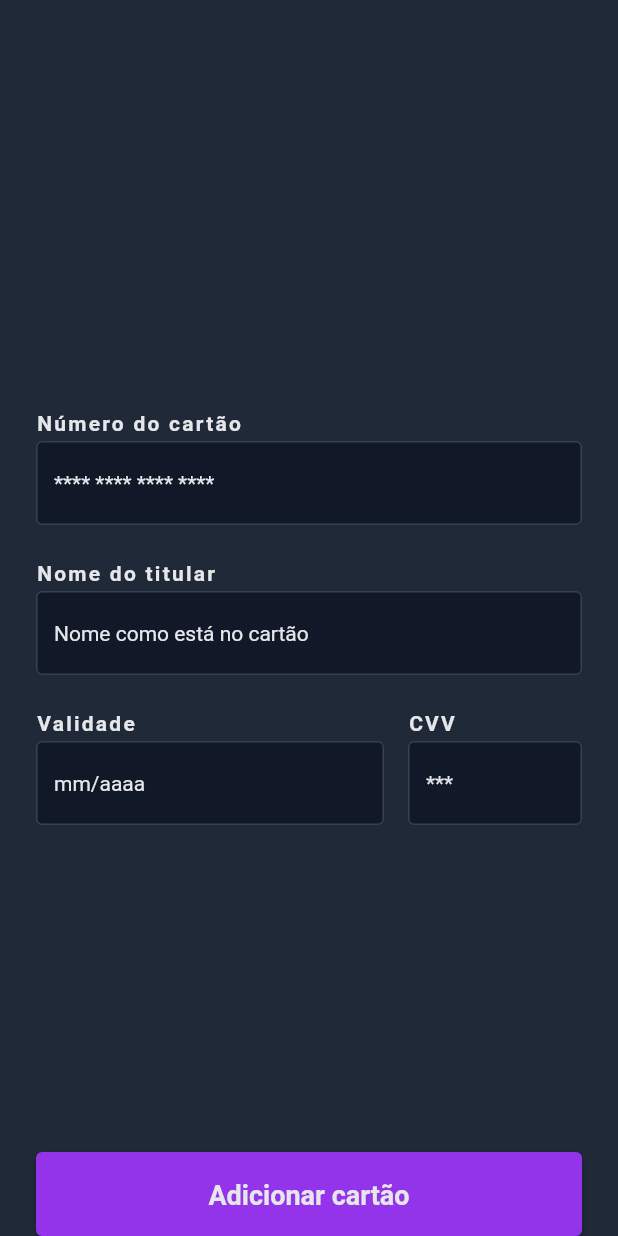
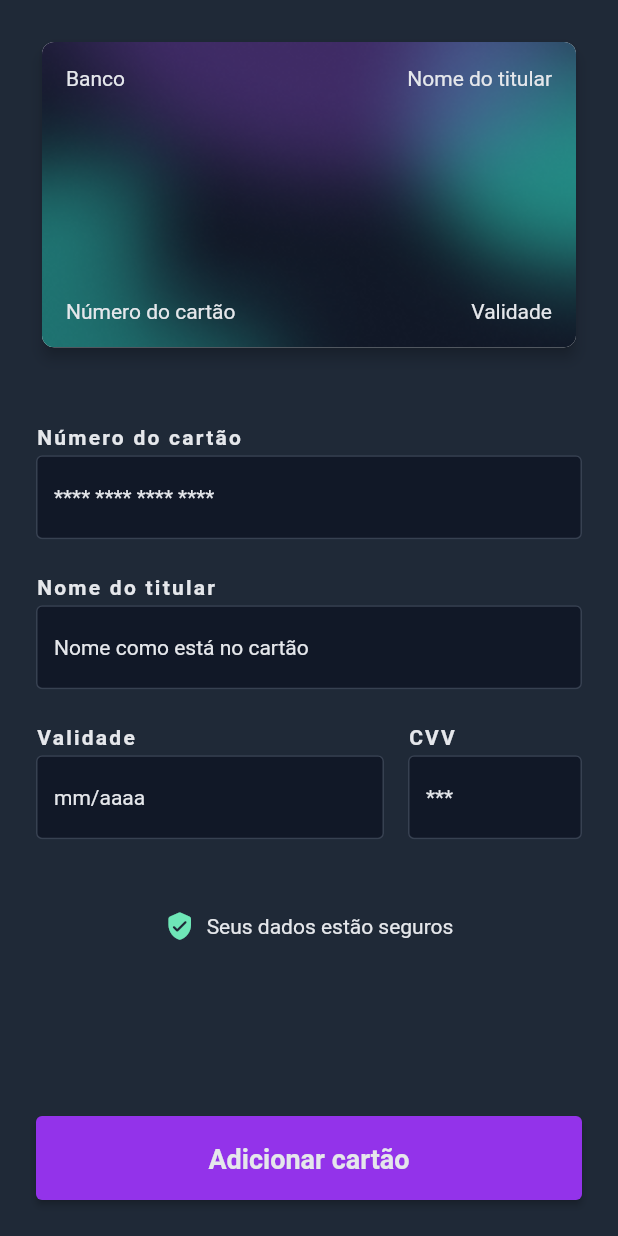
Before and after one commit to HenriqueNas/credit_card_form, a Flutter app: the screen it shows after launch, on a phone screen of 412 x 824 dp. Run offline on Flutter 3.47's test engine with Material 2 defaults, Android fonts, the phone set to English and light mode, and no system bars; drawn by our look-alikes of flip_card; Roboto replaces fonts that are missing (Source Sans Pro).

Commit message:
feat: :sparkles: new cc card features

```diff
--- /dev/null
+++ b/lib/card.dart
@@ -0,0 +1,108 @@
+import 'package:flip_card/flip_card.dart';
+import 'package:flip_card/flip_card_controller.dart';
+import 'package:flutter/foundation.dart';
+import 'package:flutter/material.dart';
+
+class CreditCard extends StatefulWidget {
+  const CreditCard({super.key});
+
+  @override
+  State<CreditCard> createState() => _CreditCardState();
+}
+
+class _CreditCardState extends State<CreditCard> {
+  final cardController = FlipCardController();
+
+  @override
+  Widget build(BuildContext context) {
+    return MouseRegion(
+      onHover: (_) => cardController.state?.controller?.forward(),
+      onExit: (_) => cardController.state?.controller?.reverse(),
+      child: FlipCard(
+        direction: FlipDirection.HORIZONTAL,
+        controller: cardController,
+        front: const _FrontCard(),
+        back: const _BackCard(),
+        flipOnTouch: !kIsWeb,
+      ),
+    );
+  }
+}
+
+class _BaseCard extends StatelessWidget {
+  const _BaseCard({required this.child, required this.image});
+
+  final Widget child;
+  final ImageProvider image;
+
+  @override
+  Widget build(BuildContext context) {
+    return Card(
+      color: Colors.white,
+      elevation: 4,
+      shape: RoundedRectangleBorder(
+        borderRadius: BorderRadius.circular(8),
+      ),
+      child: AspectRatio(
+        aspectRatio: 1.75,
+        child: Container(
+          padding: const EdgeInsets.all(16),
+          constraints: const BoxConstraints(maxHeight: 200),
+          decoration: BoxDecoration(
+            borderRadius: BorderRadius.circular(8),
+            image: DecorationImage(
+              image: image,
+              fit: BoxFit.cover,
+            ),
+          ),
+          child: child,
+        ),
+      ),
+    );
+  }
+}
+
+class _FrontCard extends StatelessWidget {
+  const _FrontCard({
+    Key? key,
+  }) : super(key: key);
+
+  @override
+  Widget build(BuildContext context) {
+    return _BaseCard(
+      image: const AssetImage('assets/credit-card-back.png'),
+      child: Column(
+        mainAxisAlignment: MainAxisAlignment.spaceBetween,
+        children: <Widget>[
+          Row(
+            mainAxisAlignment: MainAxisAlignment.spaceBetween,
+            children: const <Widget>[
+              Text('Banco'),
+              Text('Nome do titular'),
+            ],
+          ),
+          const SizedBox(height: 16),
+          Row(
+            mainAxisAlignment: MainAxisAlignment.spaceBetween,
+            children: const <Widget>[
+              Text('Número do cartão'),
+              Text('Validade'),
+            ],
+          ),
+        ],
+      ),
+    );
+  }
+}
+
+class _BackCard extends StatelessWidget {
+  const _BackCard();
+
+  @override
+  Widget build(BuildContext context) {
+    return _BaseCard(
+      image: const AssetImage('assets/credit-card-back.png'),
+      child: Container(),
+    );
+  }
+}
--- a/lib/form.dart
+++ b/lib/form.dart
@@ -1,18 +1,17 @@
+import 'package:credit_card_form/card.dart';
 import 'package:flutter/services.dart';
 
 import 'utils/mask_formatter.dart';
 import 'package:flutter/material.dart';
 
-class MyHomePage extends StatefulWidget {
-  const MyHomePage({super.key, required this.title});
-
-  final String title;
+class FormPage extends StatefulWidget {
+  const FormPage({super.key});
 
   @override
-  State<MyHomePage> createState() => _MyHomePageState();
+  State<FormPage> createState() => _FormPageState();
 }
 
-class _MyHomePageState extends State<MyHomePage> {
+class _FormPageState extends State<FormPage> {
   Widget get labelSpacer => const SizedBox(height: 4);
 
   Widget get inputSpacer => const SizedBox(height: 24);
@@ -26,7 +25,7 @@ class _MyHomePageState extends State<MyHomePage> {
       backgroundColor: colorScheme.background,
       floatingActionButtonLocation: FloatingActionButtonLocation.centerDocked,
       floatingActionButton: Padding(
-        padding: const EdgeInsets.symmetric(horizontal: 24),
+        padding: const EdgeInsets.all(24),
         child: ElevatedButton(
           onPressed: () {},
           child: const Text('Adicionar cartão'),
@@ -34,10 +33,20 @@ class _MyHomePageState extends State<MyHomePage> {
       ),
       body: Padding(
         padding: const EdgeInsets.all(24),
+        child: SingleChildScrollView(
+          clipBehavior: Clip.none,
+          physics: const BouncingScrollPhysics(),
+          child: SafeArea(
+            child: Center(
+              child: ConstrainedBox(
+                constraints: const BoxConstraints(maxWidth: 400, minWidth: 200),
                 child: Column(
                   mainAxisAlignment: MainAxisAlignment.center,
-          crossAxisAlignment: CrossAxisAlignment.start,
+                  crossAxisAlignment: CrossAxisAlignment.stretch,
                   children: <Widget>[
+                    const CreditCard(),
+                    inputSpacer,
+                    inputSpacer,
                     Text('Número do cartão', style: textTheme.labelSmall),
                     labelSpacer,
                     TextField(
@@ -51,7 +60,8 @@ class _MyHomePageState extends State<MyHomePage> {
                       inputFormatters: [
                         // alow digits and space
                         FilteringTextInputFormatter.allow(RegExp(r'[0-9 ]')),
-                MaskFormatter(mask: '#### #### #### ####', separator: ' '),
+                        MaskFormatter(
+                            mask: '#### #### #### ####', separator: ' '),
                       ],
                       decoration: const InputDecoration(
                         counter: SizedBox.shrink(),
@@ -94,8 +104,10 @@ class _MyHomePageState extends State<MyHomePage> {
                                 ],
                                 inputFormatters: [
                                   // alow digits and space
-                          FilteringTextInputFormatter.allow(RegExp(r'[0-9/]')),
-                          MaskFormatter(mask: '##/####', separator: '/'),
+                                  FilteringTextInputFormatter.allow(
+                                      RegExp(r'[0-9/]')),
+                                  MaskFormatter(
+                                      mask: '##/####', separator: '/'),
                                 ],
                                 decoration: const InputDecoration(
                                   counter: SizedBox.shrink(),
@@ -123,7 +135,8 @@ class _MyHomePageState extends State<MyHomePage> {
                                 ],
                                 inputFormatters: [
                                   // alow digits and space
-                          FilteringTextInputFormatter.allow(RegExp(r'[0-9]')),
+                                  FilteringTextInputFormatter.allow(
+                                      RegExp(r'[0-9]')),
                                   MaskFormatter(mask: '###', separator: ''),
                                 ],
                                 decoration: const InputDecoration(
@@ -136,7 +149,28 @@ class _MyHomePageState extends State<MyHomePage> {
                         ),
                       ],
                     ),
+                    inputSpacer,
+                    inputSpacer,
+                    Row(
+                      mainAxisAlignment: MainAxisAlignment.center,
+                      children: [
+                        Icon(
+                          Icons.verified_user_rounded,
+                          color: colorScheme.tertiary,
+                          size: 20,
+                        ),
+                        const SizedBox(width: 8),
+                        Text(
+                          'Seus dados estão seguros',
+                          style: textTheme.bodySmall,
+                        ),
                       ],
+                    )
+                  ],
+                ),
+              ),
+            ),
+          ),
         ),
       ),
     );
--- a/lib/main.dart
+++ b/lib/main.dart
@@ -1,9 +1,17 @@
 import 'package:flutter/material.dart';
+import 'package:flutter/services.dart';
 
 import 'form.dart';
 import 'theme/theme_data.dart';
 
 void main() {
+  SystemChrome.setSystemUIOverlayStyle(
+    const SystemUiOverlayStyle(
+      statusBarColor: Colors.transparent,
+      statusBarBrightness: Brightness.dark,
+    ),
+  );
+
   runApp(const MyApp());
 }
 
@@ -13,9 +21,11 @@ class MyApp extends StatelessWidget {
   @override
   Widget build(BuildContext context) {
     return MaterialApp(
-      title: 'Flutter Demo',
-      theme: lightTheme,
-      home: const MyHomePage(title: 'Flutter Demo Home Page'),
+      title: 'Flutter Credit Card Flip Demo',
+      darkTheme: darkTheme,
+      themeMode: ThemeMode.dark,
+      home: const FormPage(),
+      debugShowCheckedModeBanner: false,
     );
   }
 }
--- a/lib/theme/button_themes.dart
+++ b/lib/theme/button_themes.dart
@@ -6,7 +6,7 @@ final _elevatedButtonTheme = ElevatedButtonThemeData(
     surfaceTintColor: _colorScheme.onPrimary,
     disabledBackgroundColor: _colorScheme.onPrimary.withOpacity(0.12),
     textStyle: _textTheme.bodyLarge,
-    minimumSize: const Size(double.infinity, 56),
+    minimumSize: const Size(400, 56),
     shape: const RoundedRectangleBorder(
       borderRadius: BorderRadius.all(Radius.circular(4)),
     ),
--- a/lib/theme/color_scheme.dart
+++ b/lib/theme/color_scheme.dart
@@ -1,6 +1,7 @@
 part of 'theme_data.dart';
 
 final _colorScheme = ColorScheme.fromSeed(
+  brightness: Brightness.dark,
   seedColor: const Color(0xFF9333EA),
   primary: const Color(0xFF9333EA),
   onPrimary: const Color(0xFFE5E7EB),
@@ -9,4 +10,8 @@ final _colorScheme = ColorScheme.fromSeed(
   outline: const Color(0xFF374151),
   primaryContainer: const Color(0xFF9CA3AF),
   surface: const Color(0xFF111827),
+  error: const Color(0xFFFB7185),
+  onError: const Color(0xFFE5E7EB),
+  tertiary: const Color(0xFF6EE7B7),
+  onTertiary: const Color(0xFF111827),
 );
--- a/lib/theme/text_theme.dart
+++ b/lib/theme/text_theme.dart
@@ -21,4 +21,10 @@ const _textTheme = TextTheme(
     fontSize: 14,
     height: 1.14,
   ),
+  bodySmall: TextStyle(
+    fontFamily: 'Source Sans Pro',
+    color: Color(0xFFE5E7EB),
+    fontSize: 14,
+    height: 1.14,
+  ),
 );
--- a/lib/theme/theme_data.dart
+++ b/lib/theme/theme_data.dart
@@ -5,7 +5,8 @@ part 'text_theme.dart';
 part 'color_scheme.dart';
 part 'button_themes.dart';
 
-final lightTheme = ThemeData(
+final darkTheme = ThemeData(
+  brightness: Brightness.dark,
   colorScheme: _colorScheme,
   textTheme: _textTheme,
   inputDecorationTheme: _inputDecorationTheme,
```
Also changed, not shown: pubspec.yaml (+4 -72 lines), pubspec.lock, 1 other file. Lines whose indentation alone changed are shown as unchanged.
